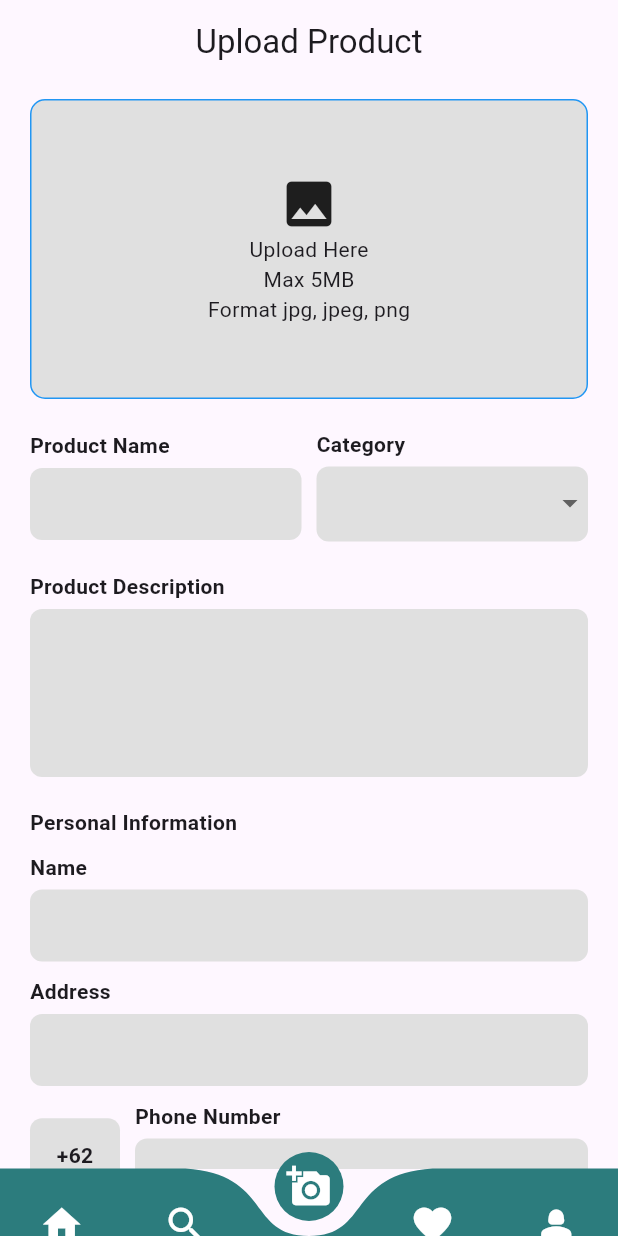
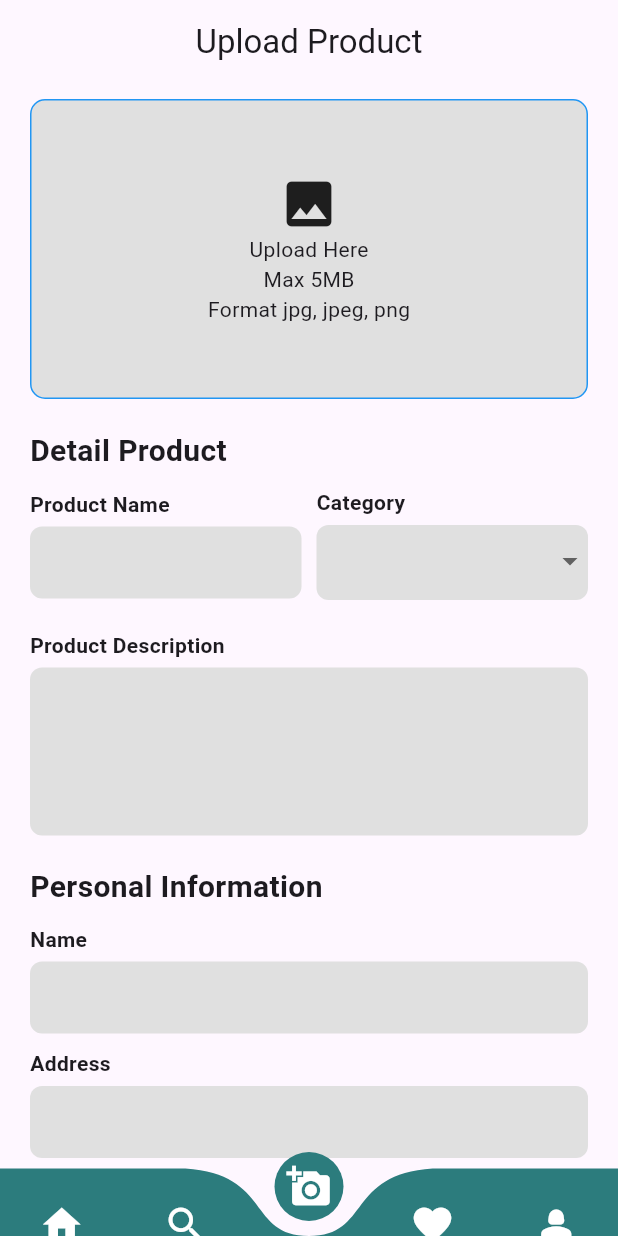
Before and after one commit to wahyudialfurqon/thriftCycle2, a Flutter app: the screen it shows after launch, item 3 of the bottom bar chosen, on a phone screen of 412 x 824 dp. Run offline on Flutter 3.47's test engine with Material 3 defaults, Android fonts, the phone set to English and light mode, and no system bars; drawn by our look-alikes of curved_navigation_bar; our stand-ins replace image_picker, shared_preferences; network calls fail.

Commit message:
Last Improve

```diff
--- a/lib/screens/homepage.dart
+++ b/lib/screens/homepage.dart
@@ -52,24 +52,25 @@ class _HomePageState extends State<HomePage> {
         child: Column(
           children: [
             Padding(
-              padding: const EdgeInsets.only(top: 35),
-              child: Center(
+              padding: const EdgeInsets.only(top: 43),
               child: Container(
                 decoration: BoxDecoration(
                   borderRadius: BorderRadius.circular(20),
                 ),
-                  width: MediaQuery.of(context).size.width * 0.7,
+                width: MediaQuery.of(context).size.width*0.85 ,
                 height: 50,
                 child: Row(
-                    mainAxisAlignment: MainAxisAlignment.start,
+                  mainAxisAlignment: MainAxisAlignment.spaceAround,
                   children: [
                     const Image(
                       image: AssetImage("image/logo.png"),
-                        height: 40,
-                        width: 40,
+                      height: 60,
+                      width: 60,
                     ),
                     const Spacer(),
-                      Container(
+                    Padding(
+                      padding: const EdgeInsets.only(right: 10),
+                      child: Container(
                         width: 40,
                         height: 40,
                         decoration: BoxDecoration(
@@ -103,8 +104,7 @@ class _HomePageState extends State<HomePage> {
                                         children: [
                                           CircleAvatar(
                                             radius: 70,
-                                            backgroundImage: profileImage ==
-                                                    null
+                                            backgroundImage: profileImage == null
                                                 ? const AssetImage(
                                                         "image/Profile_Default.png")
                                                     as ImageProvider
@@ -128,8 +128,8 @@ class _HomePageState extends State<HomePage> {
                           },
                         ),
                       ),
+                    ),
                   ],
-                  ),
                 ),
               ),
             ),
@@ -227,7 +227,6 @@ class _HomePageState extends State<HomePage> {
                   ),
                   const SizedBox(
                     height: 10,
-
                   ),
                   // TODO: List Category
                   SizedBox(
@@ -256,14 +255,13 @@ class _HomePageState extends State<HomePage> {
                       padding: EdgeInsets.all(8.0),
                       child: Text(
                         "Product",
-                        style:
-                            TextStyle(fontWeight: FontWeight.bold, fontSize: 20),
+                        style: TextStyle(
+                            fontWeight: FontWeight.bold, fontSize: 20),
                       ),
                     ),
                   ),
                   const SizedBox(
                     height: 20,
-
                   ),
                   //TODO : List Product
                   FutureBuilder<List<Product>>(
@@ -280,7 +278,7 @@ class _HomePageState extends State<HomePage> {
                         /// Menampilkan error jika ada
                       } else if (snapshot.hasData) {
                         return SizedBox(
-                          height: 500,
+                          height: 400,
                           child: GridView.builder(
                             scrollDirection: Axis.vertical,
                             itemCount: snapshot.data!.length,
--- a/lib/screens/uploadscreen.dart
+++ b/lib/screens/uploadscreen.dart
@@ -162,6 +162,11 @@ class _UploadScreenState extends State<UploadScreen> {
               ),
             ),
             const SizedBox(height: 20),
+            const Text(
+              "Detail Product",
+              style: TextStyle(fontWeight: FontWeight.bold,fontSize: 20),
+            ),
+            const SizedBox(height: 10),
             Row(
               children: [
                 Expanded(
@@ -182,37 +187,78 @@ class _UploadScreenState extends State<UploadScreen> {
             const SizedBox(height: 20),
             const Text(
               "Personal Information",
-              style: TextStyle(fontWeight: FontWeight.bold),
+              style: TextStyle(fontWeight: FontWeight.bold,fontSize: 20),
             ),
             const SizedBox(height: 10),
             _buildTextField("Name", _nameController),
             const SizedBox(height: 10),
-            _buildTextField("Address", _addressController),
+            _buildTextField("Address", _addressController,),
             const SizedBox(height: 10),
+            Column(
+              crossAxisAlignment: CrossAxisAlignment.start,
+              children: [
+                const Text(
+                  "Phone Number",
+                  style: TextStyle(fontWeight: FontWeight.bold),
+                ),
                 Row(
                   children: [
-                Container(
-                  width: 60,
-                  height: 50,
+                    Padding(
+                      padding: const EdgeInsets.only(top:10),
+                      child: Container(
+                        width: 59,
+                        height: 45,
                         decoration: BoxDecoration(
                           color: Colors.grey[300],
                           borderRadius: BorderRadius.circular(8),
                         ),
-                  child: const Center(
+                        child:Center(
                           child: Text(
                             "+62",
                             style: TextStyle(fontWeight: FontWeight.bold),
+                            textAlign: TextAlign.start,
+                          ),
                         ),
                       ),
                     ),
                     const SizedBox(width: 10),
                     Expanded(
-                  child: _buildTextField("Phone Number", _phoneNumberController),
+                      child:Padding(
+                        padding: const EdgeInsets.only(top: 10),
+                        child: Container(
+                          width: 200,
+                          height: 47,
+                          decoration: BoxDecoration(
+                            color: Colors.grey[300],
+                            borderRadius: BorderRadius.circular(8),
+                          ),
+                          child: Padding(
+                            padding: const EdgeInsets.only(left: 10,top: 28),
+                            child: TextField(
+                                  controller: _phoneNumberController,
+                                  keyboardType: TextInputType.number,
+                                  maxLength: 13,
+                                  decoration: InputDecoration(
+                                  hintText: "85123456789",
+                                  labelStyle: TextStyle(color: Colors.white),
+                                    border: InputBorder.none,
+
+                                  ),
+                                ),
+                          ),
+                        ),
+                      ),
+                    ),
+                  ],
                 ),
               ],
             ),
             const SizedBox(height: 20),
-            Center(
+            Padding(padding: const EdgeInsets.only(top: 2, bottom: 25),
+              child: Center(
+                child: SizedBox(
+                  width: 170,
+                  height: 50,
                   child: ElevatedButton(
                     onPressed: _uploadProduct,
                     style: ElevatedButton.styleFrom(
@@ -220,9 +266,23 @@ class _UploadScreenState extends State<UploadScreen> {
                       shape: RoundedRectangleBorder(
                         borderRadius: BorderRadius.circular(10),
                       ),
-                  padding: const EdgeInsets.symmetric(horizontal: 30, vertical: 15),
+
                     ),
-                child: const Text("Upload Product", style: TextStyle(color: Colors.white, fontWeight: FontWeight.bold),) ,
+                    child: Row(
+                      children: [
+                        const Text(
+                          "Upload Product",
+                          style: TextStyle(
+                              color: Colors.white, fontWeight: FontWeight.bold),
+                        ),
+                        const SizedBox(width: 10),
+                        const Icon(
+                          Icons.upload, color: Colors.white
+                        )
+                      ],
+                    ),
+                  ),
+                ),
               ),
             ),
           ],
--- a/lib/wigedts/splashscreen.dart
+++ b/lib/wigedts/splashscreen.dart
@@ -22,13 +22,13 @@ class _SplashscreenState extends State<Splashscreen> {
   @override
   void initState() {
     super.initState();
-    Future.delayed(const Duration(milliseconds: 2000), () {
+    Future.delayed(const Duration(milliseconds: 1000), () {
           // Perhitungan berdasarkan lebar layar
           _x1 = 1090.0;
           _x2 = -1000.0;
         });
 
-    Future.delayed(const Duration(milliseconds: 4000), () {
+    Future.delayed(const Duration(milliseconds: 3000), () {
       setState(() {
         _heightLogo = 300.0;
         _widthLogo = 300.0;
```
Also changed, not shown: 1 other file. Lines whose indentation alone changed are shown as unchanged.
